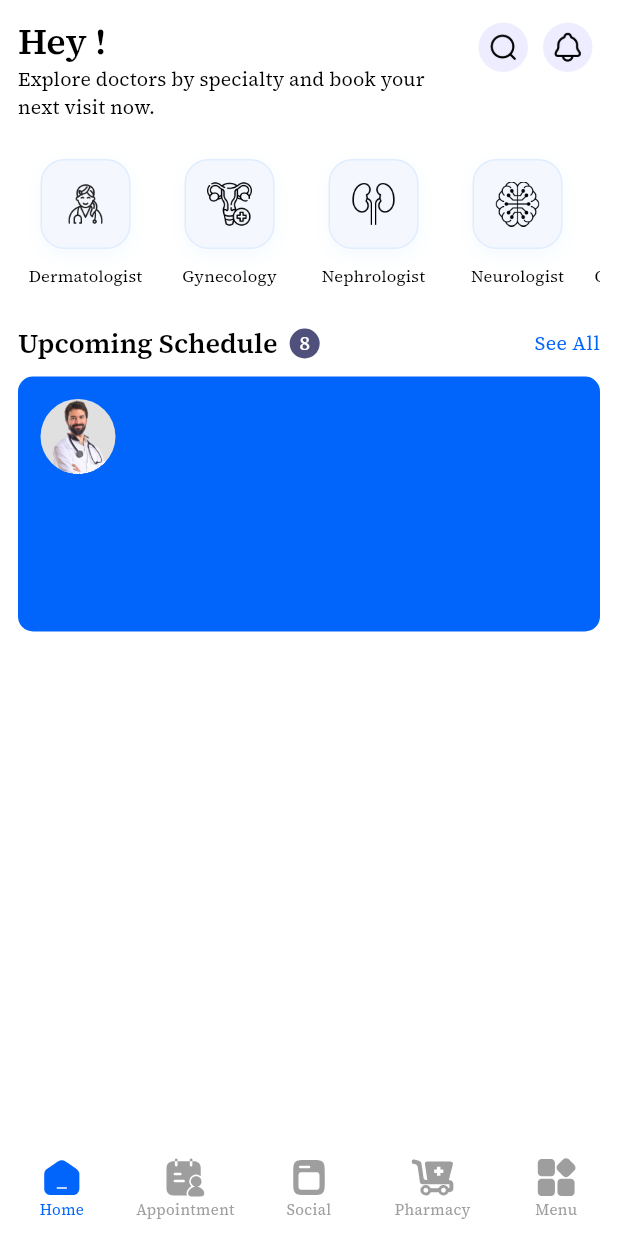
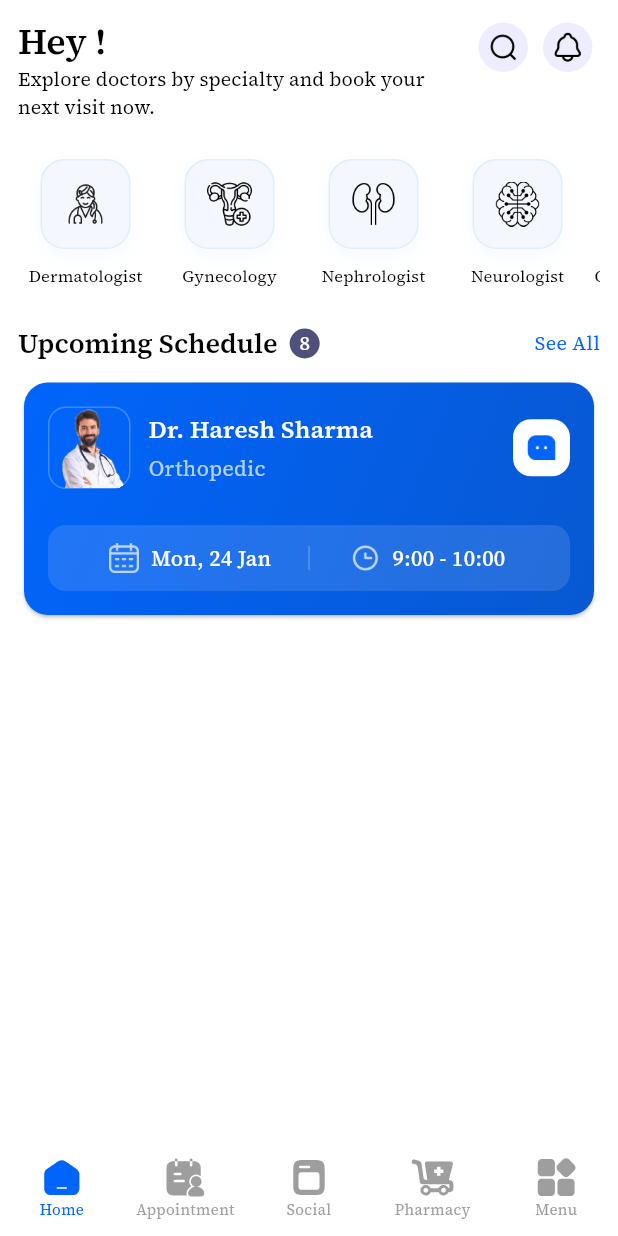
Before and after one commit to NamanGajera/Doctor-House, a Flutter app: the HomeScreen screen opened by its route, on a phone screen of 412 x 824 dp. Run offline on Flutter 3.47's test engine with Material 3 defaults, Android fonts, the phone set to English and light mode, and no system bars; our stand-ins replace animate_do, cloud_firestore, firebase_auth, firebase_core, firebase_storage, flutter_bloc and 12 more; accounts and stored records are empty; project files that could hold a hidden picture were left out.

Commit message:
Upcoming card ui done

```diff
--- a/lib/core/constants/images.dart
+++ b/lib/core/constants/images.dart
@@ -28,3 +28,6 @@ const String urologistIcon = 'assets/images/doc_icons/doc_type_urologist.png';
 const String notificationIcon = 'assets/images/notification_icon.png';
 const String searchIcon = 'assets/images/search_icon.png';
 const String doctorProfileImage = 'assets/images/doctor_profile_image.png';
+const String chatIcon = 'assets/images/chat_icon.png';
+const String calenderIcon = 'assets/images/calendar_icon.png';
+const String timerIcon = 'assets/images/timer_icon.png';
--- a/lib/models/user_model.dart
+++ b/lib/models/user_model.dart
@@ -1,13 +1,13 @@
 class UserModel {
   final String id;
-  final String? fullName;
-  final String? firstName;
-  final String? lastName;
-  final String? email;
+  final dynamic fullName;
+  final dynamic firstName;
+  final dynamic lastName;
+  final dynamic email;
   final DateTime? createdAt;
-  final String? role;
-  final String? profilePicture;
-  final String? phoneNumber;
+  final dynamic role;
+  final dynamic profilePicture;
+  final dynamic phoneNumber;
   final DateTime? updatedAt;
 
   UserModel({
@@ -24,11 +24,11 @@ class UserModel {
   });
 
   UserModel copyWith({
-    String? fullName,
-    String? email,
-    String? role,
-    String? profilePicture,
-    String? phoneNumber,
+    dynamic fullName,
+    dynamic email,
+    dynamic role,
+    dynamic profilePicture,
+    dynamic phoneNumber,
   }) {
     return UserModel(
       id: id,
@@ -47,15 +47,11 @@ class UserModel {
       id: id,
       fullName: data['full_name'],
       email: data['email'],
-      createdAt: data['created_at'] != null
-          ? DateTime.parse(data['created_at'])
-          : null,
+      createdAt: data['created_at'] != null ? DateTime.parse(data['created_at']) : null,
       role: data['role'] ?? 'user',
       profilePicture: data['profile_picture'],
       phoneNumber: data['phone_number'],
-      updatedAt: data['updated_at'] != null
-          ? DateTime.parse(data['updated_at'])
-          : null,
+      updatedAt: data['updated_at'] != null ? DateTime.parse(data['updated_at']) : null,
     );
   }
 
@@ -63,8 +59,7 @@ class UserModel {
     return {
       'full_name': fullName,
       'email': email,
-      'created_at': createdAt?.toIso8601String()
-          ?? DateTime.now().toUtc().toIso8601String(),
+      'created_at': createdAt?.toIso8601String() ?? DateTime.now().toUtc().toIso8601String(),
       'role': role,
       'profile_picture': profilePicture,
       'phone_number': phoneNumber,
--- a/lib/screens/homeScreen/widgets/upcoming_schedule_view.dart
+++ b/lib/screens/homeScreen/widgets/upcoming_schedule_view.dart
@@ -1,34 +1,43 @@
 import 'package:flutter/material.dart';
 
+import '../../../core/constants/colors.dart';
 import '../../../core/constants/images.dart';
 
-class UpcomingScheduleView extends StatefulWidget {
+class UpcomingScheduleView extends StatelessWidget {
   const UpcomingScheduleView({super.key});
 
   @override
-  State<UpcomingScheduleView> createState() => _UpcomingScheduleViewState();
-}
-
-class _UpcomingScheduleViewState extends State<UpcomingScheduleView> {
-  @override
   Widget build(BuildContext context) {
-    return Container(
-      height: 170,
-      padding: EdgeInsets.symmetric(horizontal: 15, vertical: 15),
+    return Card(
+      elevation: 1,
+      shape: RoundedRectangleBorder(
+        borderRadius: BorderRadius.circular(16),
+      ),
+      child: Container(
+        height: 155,
+        padding: const EdgeInsets.all(16),
         decoration: BoxDecoration(
-        color: Color(0xff0165fc),
-        borderRadius: BorderRadius.circular(10),
+          gradient: LinearGradient(
+            colors: [
+              const Color(0xff0165fc),
+              const Color(0xff0858d1),
+            ],
+            begin: Alignment.topLeft,
+            end: Alignment.bottomRight,
+          ),
+          borderRadius: BorderRadius.circular(16),
         ),
         child: Column(
+          mainAxisAlignment: MainAxisAlignment.spaceBetween,
           children: [
             Row(
               children: [
                 Container(
-                height: 50,
-                width: 50,
+                  height: 55,
+                  width: 55,
                   decoration: BoxDecoration(
-                  color: Colors.grey.shade300,
-                  borderRadius: BorderRadius.circular(30),
+                    borderRadius: BorderRadius.circular(12),
+                    border: Border.all(color: Colors.white24),
                   ),
                   clipBehavior: Clip.hardEdge,
                   child: Image.asset(
@@ -36,9 +45,107 @@ class _UpcomingScheduleViewState extends State<UpcomingScheduleView> {
                     fit: BoxFit.cover,
                   ),
                 ),
+                const SizedBox(width: 12),
+                Expanded(
+                  child: Column(
+                    crossAxisAlignment: CrossAxisAlignment.start,
+                    children: [
+                      Text(
+                        'Dr. Haresh Sharma',
+                        style: TextStyle(
+                          color: Colors.white,
+                          fontSize: 16,
+                          fontWeight: FontWeight.w600,
+                        ),
+                      ),
+                      const SizedBox(height: 4),
+                      Text(
+                        'Orthopedic',
+                        style: TextStyle(
+                          color: Colors.white70,
+                          fontSize: 14,
+                        ),
+                      ),
                     ],
-          )
+                  ),
+                ),
+                Container(
+                  padding: const EdgeInsets.all(8),
+                  decoration: BoxDecoration(
+                    color: Colors.white,
+                    borderRadius: BorderRadius.circular(12),
+                  ),
+                  child: Image.asset(
+                    chatIcon,
+                    height: 22,
+                    width: 22,
+                    color: primaryBlueColor,
+                  ),
+                ),
               ],
+            ),
+            Container(
+              padding: const EdgeInsets.symmetric(vertical: 12, horizontal: 16),
+              decoration: BoxDecoration(
+                color: Colors.white12,
+                borderRadius: BorderRadius.circular(12),
+              ),
+              child: Row(
+                children: [
+                  Expanded(
+                    child: Row(
+                      mainAxisAlignment: MainAxisAlignment.center,
+                      children: [
+                        Image.asset(
+                          calenderIcon,
+                          height: 20,
+                          width: 20,
+                          color: Colors.white70,
+                        ),
+                        const SizedBox(width: 8),
+                        Text(
+                          'Mon, 24 Jan',
+                          style: TextStyle(
+                            color: Colors.white,
+                            fontSize: 14,
+                            fontWeight: FontWeight.w500,
+                          ),
+                        ),
+                      ],
+                    ),
+                  ),
+                  Container(
+                    height: 16,
+                    width: 1,
+                    color: Colors.white24,
+                  ),
+                  Expanded(
+                    child: Row(
+                      mainAxisAlignment: MainAxisAlignment.center,
+                      children: [
+                        Image.asset(
+                          timerIcon,
+                          height: 20,
+                          width: 20,
+                          color: Colors.white70,
+                        ),
+                        const SizedBox(width: 8),
+                        Text(
+                          '9:00 - 10:00',
+                          style: TextStyle(
+                            color: Colors.white,
+                            fontSize: 14,
+                            fontWeight: FontWeight.w500,
+                          ),
+                        ),
+                      ],
+                    ),
+                  ),
+                ],
+              ),
+            ),
+          ],
+        ),
       ),
     );
   }
```
Also changed, not shown: assets/images/calendar_icon.png (added), assets/images/chat_icon.png (added), assets/images/timer_icon.png (added), pubspec.lock. Lines whose indentation alone changed are shown as unchanged.
